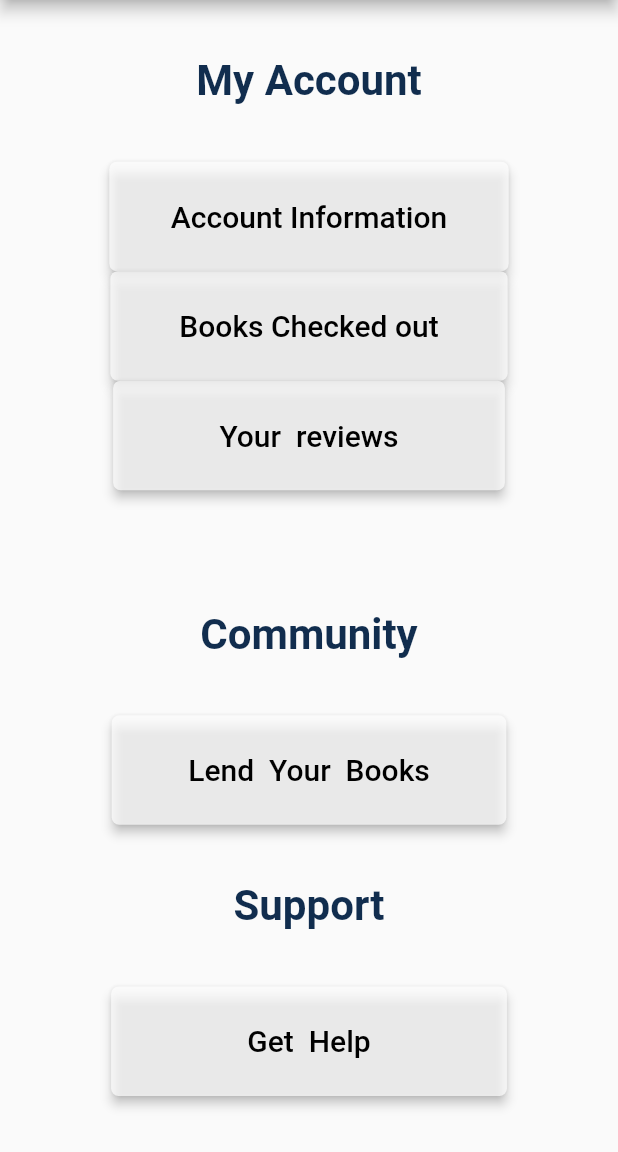
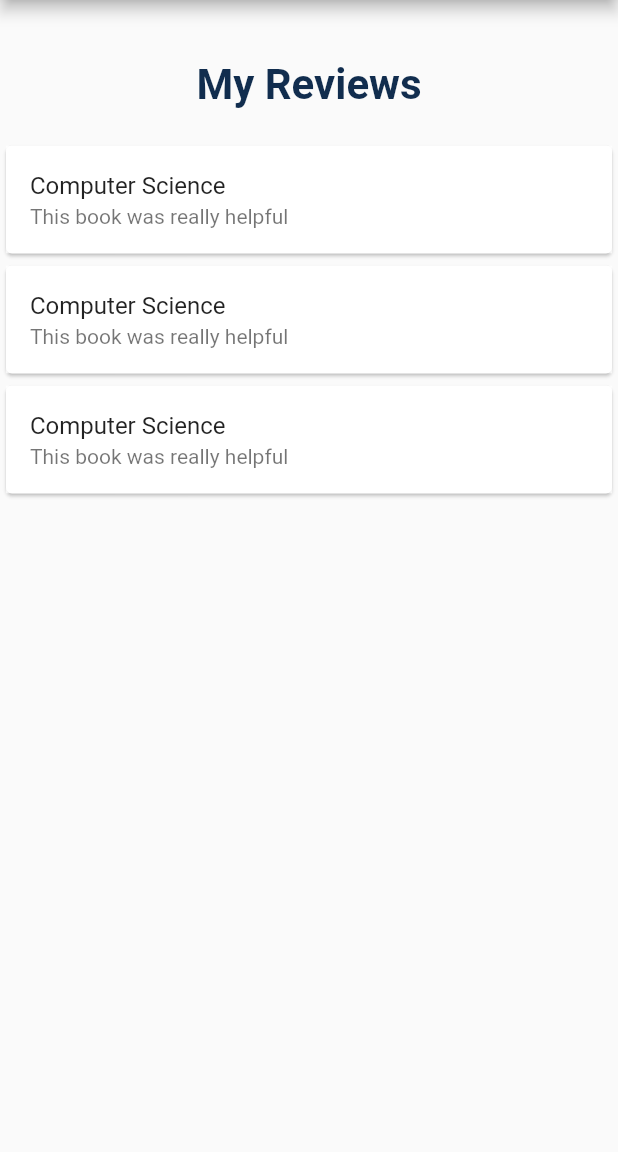
Before and after one commit to CSC-642-LibraryApp/Library_App, a Flutter app: the setting screen opened directly, after a tap on an icon or button, on a phone screen of 412 x 824 dp, the part 84-1236 px from its top. Run offline on Flutter 3.47's test engine with Material 2 defaults, Android fonts, the phone set to English and light mode, and no system bars; Roboto replaces fonts that are missing (Lora).

Commit message:
review pages

```diff
--- a/library_app/lib/reviews.dart
+++ b/library_app/lib/reviews.dart
@@ -1 +1,42 @@
 import 'package:flutter/material.dart';
+
+class reviews extends StatelessWidget {
+
+  @override
+  Widget build(BuildContext context) {
+    return Scaffold(
+      appBar: AppBar(
+        title: Text("Library Lookup"),
+        backgroundColor: Color(0xFF112D4E),
+      ),
+      body: Column(
+        mainAxisAlignment: MainAxisAlignment.start,
+        crossAxisAlignment: CrossAxisAlignment.center,
+        children: <Widget> [
+          Container(height: 40,),
+          const Text(
+            "My Reviews",
+            style: TextStyle(fontWeight: FontWeight.bold,
+                color: Color(0xFF112D4E),
+                fontSize: 28),
+          ),
+          Container(height: 20,),
+          _reviews("Computer Science", "This book was really helpful"),
+          _reviews("Computer Science", "This book was really helpful"),
+          _reviews("Computer Science", "This book was really helpful"),
+
+          ],
+      ),
+    );
+  }
+}
+
+Card _reviews (String title, String contents){
+  return Card(
+     child: ListTile(
+        title: Text(title),
+        tileColor: Colors.white70,
+        subtitle: Text(contents),
+      ),
+  );
+}
--- a/library_app/lib/setting.dart
+++ b/library_app/lib/setting.dart
@@ -23,7 +23,34 @@ class setting extends StatelessWidget {
             children: <Widget>[
               _buildButtonColumn("Account Information"),
               _buildButtonColumn(" Books Checked out "),
-              _buildButtonColumn("      Your  reviews      "),
+              // _buildButtonColumn("      Your  reviews      "),
+              Column(
+                mainAxisAlignment: MainAxisAlignment.center,
+                crossAxisAlignment: CrossAxisAlignment.center,
+                children: <Widget>[
+                  ElevatedButton(
+                    onPressed: (){
+                      Navigator.push(
+                          context, MaterialPageRoute(builder: (_) => reviews()));
+                    },
+                    style: ElevatedButton.styleFrom(
+                      onPrimary: Colors.black,
+                      primary: Colors.white70,
+                      shape: RoundedRectangleBorder(
+                        borderRadius: BorderRadius.circular(5),
+                      ),
+                      elevation: 3.0,
+                    ),
+                    child: Padding(
+                      padding: const EdgeInsets.all(25.0),
+                      child: Text(
+                        "      Your  reviews      ",
+                        style: TextStyle(fontSize: 20),
+                      ),
+                    ),
+                  ),
+                ],
+              )
             ],
           ),
           Container(height: 5,),
@@ -42,13 +69,14 @@ class setting extends StatelessWidget {
       ),
     );
   }
-  Column _buildButtonColumn(String text, ) {
+  Column _buildButtonColumn(String text) {
     return Column(
         mainAxisAlignment: MainAxisAlignment.center,
         crossAxisAlignment: CrossAxisAlignment.center,
       children: <Widget>[
         ElevatedButton(
-          onPressed: (){},
+          onPressed: (){
+          },
           style: ElevatedButton.styleFrom(
             onPrimary: Colors.black,
             primary: Colors.white70,
```
